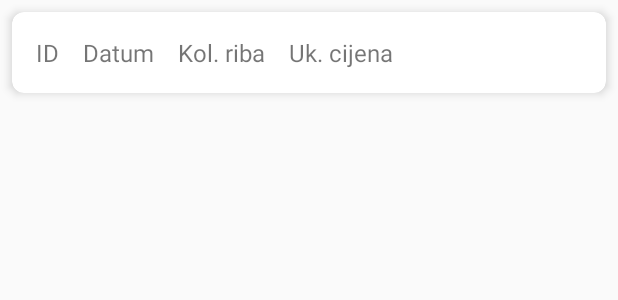
After one commit to akonjetic/alenFishEmpire, an Android app built with Jetpack Compose: the layout order_history_item.xml on its own in the app's theme, with its tools: preview values and no code run, on a phone screen of 412 x 824 dp. The commit adds this screen. Shown: the top 300 px of the screen. Run offline under Robolectric (Android 15) with nearby library versions, the phone set to English and light mode, and no system bars.

Commit message:
order history base setup

```diff
--- a/app/src/main/java/com/example/alenfishempire/activity/MainActivity.kt
+++ b/app/src/main/java/com/example/alenfishempire/activity/MainActivity.kt
@@ -22,6 +22,11 @@ class MainActivity : AppCompatActivity() {
             startActivity(intent)
         }
 
+        binding.orderHistoryCard.setOnClickListener {
+            val intent = Intent(this, OrderHistoryActivity::class.java)
+            startActivity(intent)
+        }
+
 
     }
 }
--- a/app/src/main/java/com/example/alenfishempire/database/FishDao.kt
+++ b/app/src/main/java/com/example/alenfishempire/database/FishDao.kt
@@ -22,6 +22,8 @@ interface FishDao {
     @Insert(onConflict = OnConflictStrategy.IGNORE)
     suspend fun insertFish(fish: Fish)
 
+    @Query("Select * from 'Order' Order By orderId DESC")
+    suspend fun getAllOrdersDesc() : List<Order>
 
     @Insert
     suspend fun insertFishOrder(fishOrder: FishOrder) : Long
--- a/app/src/main/res/layout/activity_new_calculation.xml
+++ b/app/src/main/res/layout/activity_new_calculation.xml
@@ -6,6 +6,7 @@
     android:layout_height="match_parent">
 
     <!-- Ribbon s ukupnim iznosom -->
+
 
     <LinearLayout
         android:id="@+id/ribbon"
--- /dev/null
+++ b/app/src/main/res/layout/order_history_item.xml
@@ -0,0 +1,50 @@
+<?xml version="1.0" encoding="utf-8"?>
+<androidx.cardview.widget.CardView xmlns:android="http://schemas.android.com/apk/res/android"
+    xmlns:app="http://schemas.android.com/apk/res-auto"
+    xmlns:tools="http://schemas.android.com/tools"
+    android:layout_width="match_parent"
+    android:layout_height="wrap_content"
+    android:layout_margin="8dp"
+    app:cardCornerRadius="8dp"
+    app:cardElevation="4dp"
+    tools:context=".activity.NewCalculationActivity">
+
+    <LinearLayout
+        android:layout_width="match_parent"
+        android:layout_height="wrap_content"
+        android:orientation="horizontal"
+        android:padding="16dp">
+
+        <TextView
+            android:id="@+id/orderId"
+            android:layout_width="wrap_content"
+            android:layout_height="wrap_content"
+            android:paddingEnd="16dp"
+            android:text="ID"
+            android:textSize="16sp" />
+
+        <TextView
+            android:id="@+id/orderDate"
+            android:layout_width="wrap_content"
+            android:layout_height="wrap_content"
+            android:paddingEnd="16dp"
+            android:text="Datum"
+            android:textSize="16sp" />
+
+        <TextView
+            android:id="@+id/fishQuantity"
+            android:layout_width="wrap_content"
+            android:layout_height="wrap_content"
+            android:paddingEnd="16dp"
+            android:text="Kol. riba"
+            android:textSize="16sp" />
+
+        <TextView
+            android:id="@+id/totalPrice"
+            android:layout_width="wrap_content"
+            android:layout_height="wrap_content"
+            android:text="Uk. cijena"
+            android:textSize="16sp" />
+
+    </LinearLayout>
+</androidx.cardview.widget.CardView>
--- a/app/src/main/res/values/strings.xml
+++ b/app/src/main/res/values/strings.xml
@@ -1,3 +1,4 @@
 <resources>
     <string name="app_name">Alen\'s Fish Empire</string>
+    <string name="title_activity_order_history">OrderHistoryActivity</string>
 </resources>
```
Also changed, not shown: app/src/main/AndroidManifest.xml (+8 -7 lines), app/src/main/java/com/example/alenfishempire/activity/OrderHistoryActivity.kt (added, +46 -0 lines), app/src/main/java/com/example/alenfishempire/activity/viewmodel/OrderHistoryViewModel.kt (added, +62 -0 lines), app/src/main/java/com/example/alenfishempire/adapter/OrderHistoryAdapter.kt (added, +69 -0 lines), app/src/main/res/layout/activity_main.xml (+4 -5 lines), app/src/main/res/layout/activity_order_history.xml (added, +46 -0 lines).
